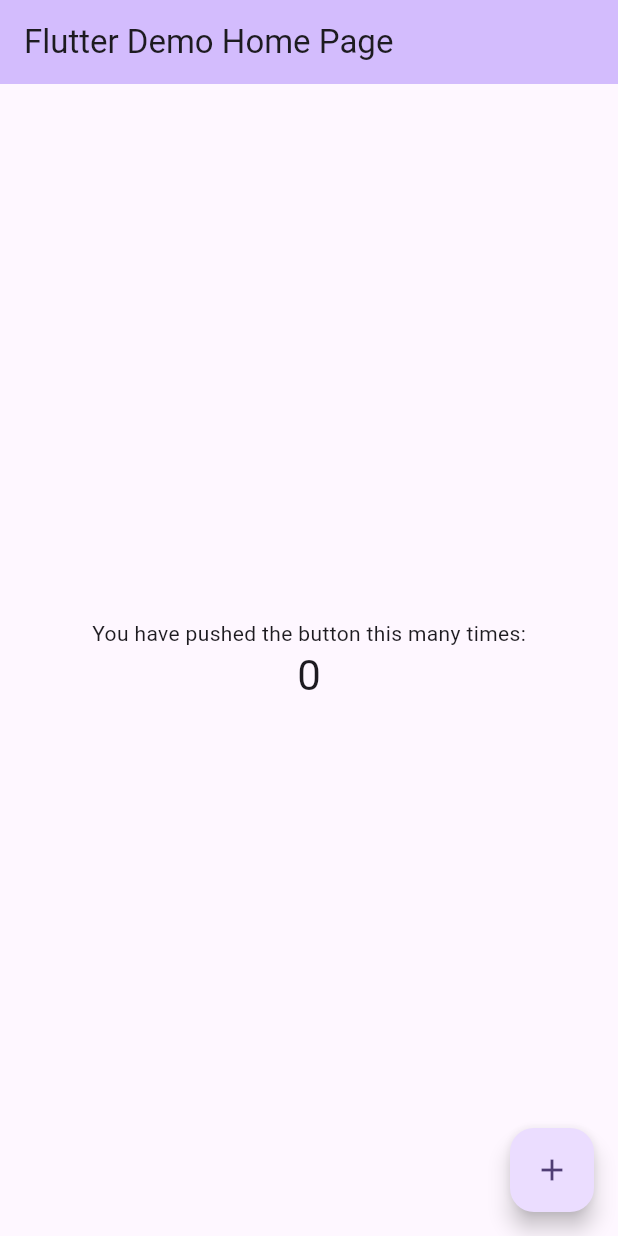
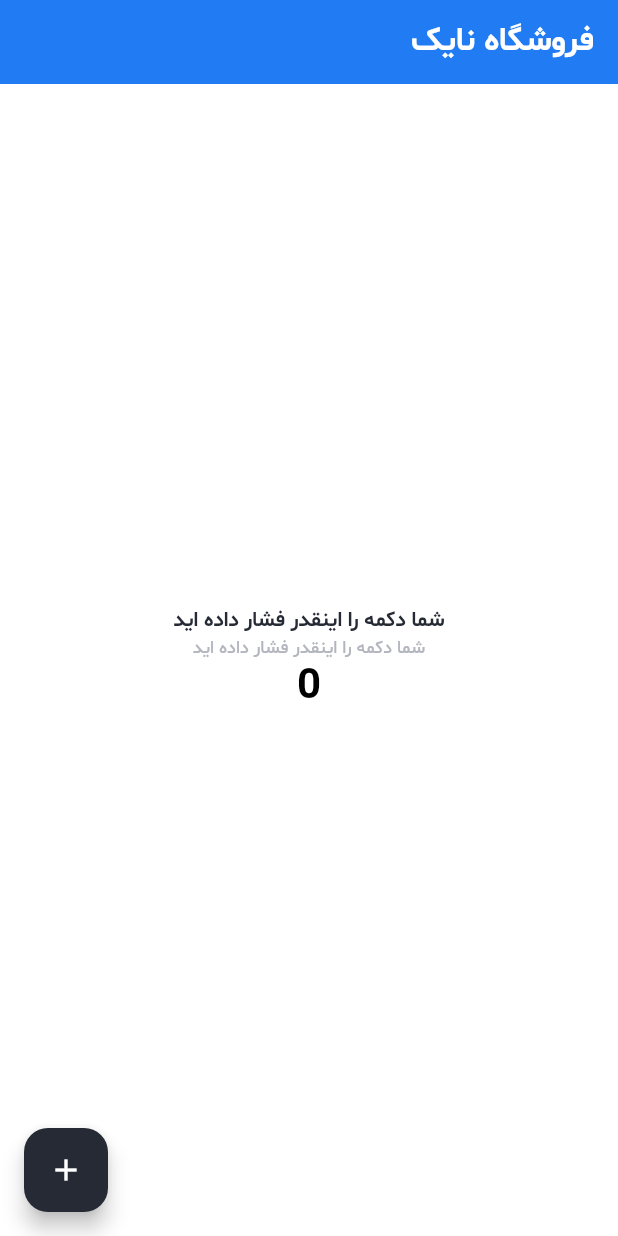
Before and after one commit to arshiaasatvati/nike_shop, a Flutter app: the screen it shows after launch, on a phone screen of 412 x 824 dp. Run offline on Flutter 3.47's test engine with Material 3 defaults, Android fonts, the phone set to English and light mode, and no system bars.

Commit message:
Added Theme and Colors

```diff
--- a/lib/main.dart
+++ b/lib/main.dart
@@ -1,4 +1,5 @@
 import 'package:flutter/material.dart';
+import 'package:nike_shop/theme.dart';
 
 void main() {
   runApp(const MyApp());
@@ -10,27 +11,36 @@ class MyApp extends StatelessWidget {
   // This widget is the root of your application.
   @override
   Widget build(BuildContext context) {
+    const TextStyle defaultTextStyle = TextStyle(fontFamily: 'Shabnam');
     return MaterialApp(
       title: 'Flutter Demo',
       theme: ThemeData(
-        // This is the theme of your application.
-        //
-        // TRY THIS: Try running your application with "flutter run". You'll see
-        // the application has a purple toolbar. Then, without quitting the app,
-        // try changing the seedColor in the colorScheme below to Colors.green
-        // and then invoke "hot reload" (save your changes or press the "hot
-        // reload" button in a Flutter-supported IDE, or press "r" if you used
-        // the command line to start the app).
-        //
-        // Notice that the counter didn't reset back to zero; the application
-        // state is not lost during the reload. To reset the state, use hot
-        // restart instead.
-        //
-        // This works for code too, not just values: Most code changes can be
-        // tested with just a hot reload.
-        colorScheme: ColorScheme.fromSeed(seedColor: Colors.deepPurple),
+        textTheme: TextTheme(
+          bodyMedium: TextStyle(
+            fontFamily: 'Shabnam',
+            fontWeight: FontWeight.bold,
+            color: LightThemeColors.primaryTextColor,
+          ),
+          labelMedium: defaultTextStyle.apply(
+            color: LightThemeColors.secondaryTextColor,
+          ),
+          headlineMedium: defaultTextStyle.copyWith(
+            fontWeight: FontWeight.bold,
+          ),
+
+          titleLarge: defaultTextStyle.copyWith(fontWeight: FontWeight.bold),
+        ),
+        colorScheme: ColorScheme.light(
+          primary: LightThemeColors.primaryColor,
+          onPrimary: Colors.white,
+          secondary: LightThemeColors.secondaryColor,
+          onSecondary: Colors.white,
+        ),
       ),
-      home: const MyHomePage(title: 'Flutter Demo Home Page'),
+      home: Directionality(
+        textDirection: TextDirection.rtl,
+        child: const MyHomePage(title: 'فروشگاه نایک'),
+      ),
     );
   }
 }
@@ -80,10 +90,12 @@ class _MyHomePageState extends State<MyHomePage> {
         // TRY THIS: Try changing the color here to a specific color (to
         // Colors.amber, perhaps?) and trigger a hot reload to see the AppBar
         // change color while the other colors stay the same.
-        backgroundColor: Theme.of(context).colorScheme.inversePrimary,
+        backgroundColor: Theme.of(context).colorScheme.primary,
+        foregroundColor: Colors.white,
         // Here we take the value from the MyHomePage object that was created by
         // the App.build method, and use it to set our appbar title.
         title: Text(widget.title),
+        // titleTextStyle: Theme.of(context).textTheme.headlineSmall,
       ),
       body: Center(
         // Center is a layout widget. It takes a single child and positions it
@@ -104,7 +116,13 @@ class _MyHomePageState extends State<MyHomePage> {
           // wireframe for each widget.
           mainAxisAlignment: MainAxisAlignment.center,
           children: <Widget>[
-            const Text('You have pushed the button this many times:'),
+            const Text('شما دکمه را اینقدر فشار داده اید'),
+            Text(
+              'شما دکمه را اینقدر فشار داده اید',
+              style: Theme.of(
+                context,
+              ).textTheme.labelMedium!.copyWith(fontSize: 12),
+            ),
             Text(
               '$_counter',
               style: Theme.of(context).textTheme.headlineMedium,
@@ -114,6 +132,7 @@ class _MyHomePageState extends State<MyHomePage> {
       ),
       floatingActionButton: FloatingActionButton(
         onPressed: _incrementCounter,
+        backgroundColor: Theme.of(context).colorScheme.secondary,
         tooltip: 'Increment',
         child: const Icon(Icons.add),
       ), // This trailing comma makes auto-formatting nicer for build methods.
--- /dev/null
+++ b/lib/theme.dart
@@ -0,0 +1,8 @@
+import 'package:flutter/material.dart';
+
+class LightThemeColors {
+  static const Color primaryColor = Color(0xff217cf3);
+  static const Color secondaryColor = Color(0xff262a35);
+  static const Color primaryTextColor = Color(0xff262a35);
+  static const Color secondaryTextColor = Color(0xffb3b6be);
+}
```
Also changed, not shown: pubspec.yaml (+7 -6 lines), assets/fonts/Shabnam-Bold.ttf (added), assets/fonts/Shabnam-Medium.ttf (added).
